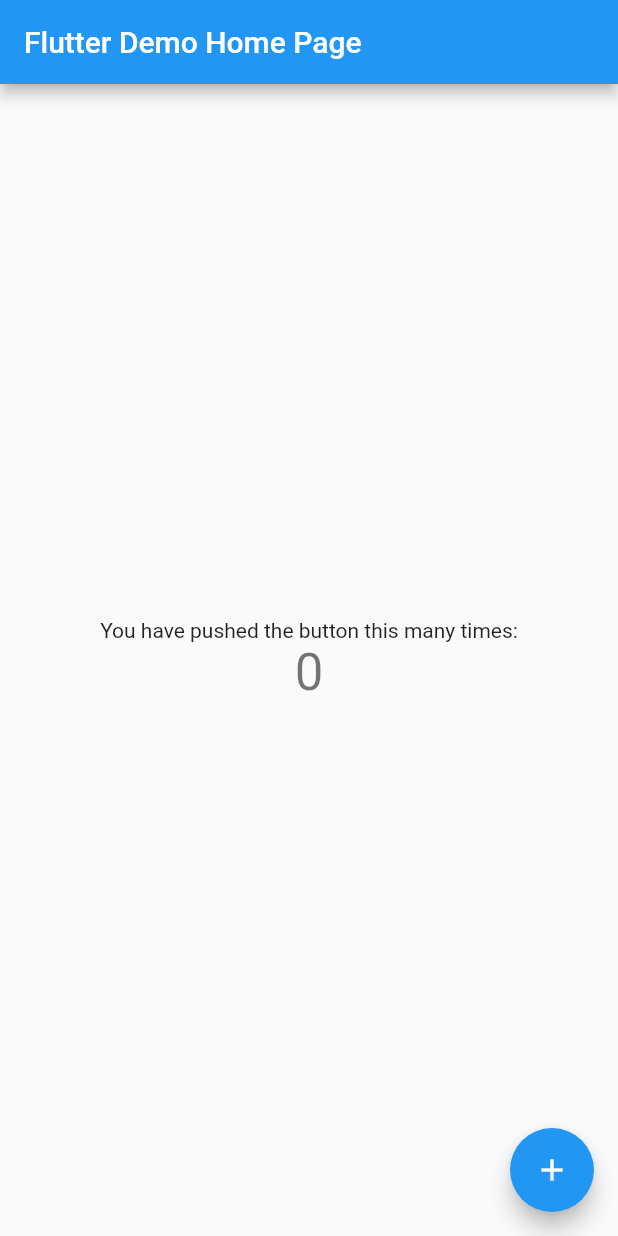
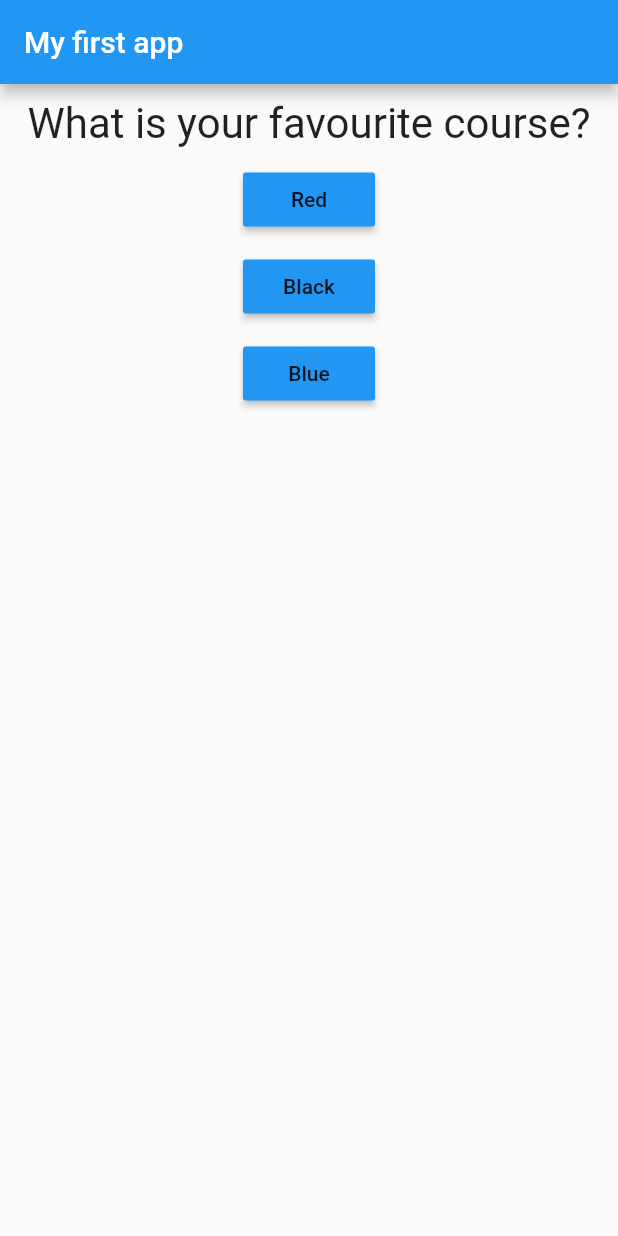
Before and after one commit to agrwl-prankit/quiz_app, a Flutter app: the screen it shows after launch, on a phone screen of 412 x 824 dp. Run offline on Flutter 3.47's test engine with Material 2 defaults, Android fonts, the phone set to English and light mode, and no system bars.

Commit message:
add question.dart, answer.dart, result.dart and quiz.dart

```diff
--- /dev/null
+++ b/lib/answer.dart
@@ -0,0 +1,21 @@
+import 'package:flutter/material.dart';
+
+class Answer extends StatelessWidget {
+  final Function selectHandler;
+  final String answerText;
+
+  Answer(this.selectHandler, this.answerText);
+
+  @override
+  Widget build(BuildContext context) {
+    return Container(
+      //width: double.infinity,
+      padding: EdgeInsets.fromLTRB(0, 10, 0, 0),
+      child: RaisedButton(
+        child: Text(answerText),
+        color: Colors.blue,
+        onPressed: selectHandler,
+      ),
+    );
+  }
+}
--- a/lib/main.dart
+++ b/lib/main.dart
@@ -1,117 +1,76 @@
 import 'package:flutter/material.dart';
+import 'quiz.dart';
+import 'result.dart';
 
-void main() {
-  runApp(MyApp());
-}
+void main() => runApp(MyApp());
 
-class MyApp extends StatelessWidget {
-  // This widget is the root of your application.
+class MyApp extends StatefulWidget {
   @override
-  Widget build(BuildContext context) {
-    return MaterialApp(
-      title: 'Flutter Demo',
-      theme: ThemeData(
-        // This is the theme of your application.
-        //
-        // Try running your application with "flutter run". You'll see the
-        // application has a blue toolbar. Then, without quitting the app, try
-        // changing the primarySwatch below to Colors.green and then invoke
-        // "hot reload" (press "r" in the console where you ran "flutter run",
-        // or simply save your changes to "hot reload" in a Flutter IDE).
-        // Notice that the counter didn't reset back to zero; the application
-        // is not restarted.
-        primarySwatch: Colors.blue,
-        // This makes the visual density adapt to the platform that you run
-        // the app on. For desktop platforms, the controls will be smaller and
-        // closer together (more dense) than on mobile platforms.
-        visualDensity: VisualDensity.adaptivePlatformDensity,
-      ),
-      home: MyHomePage(title: 'Flutter Demo Home Page'),
-    );
+  State<StatefulWidget> createState() {
+    return _MyAppState(); // there is no private and public in flutter, for that we use underscore for private
   }
 }
 
-class MyHomePage extends StatefulWidget {
-  MyHomePage({Key key, this.title}) : super(key: key);
+class _MyAppState extends State<MyApp> {
+  var _qIndex = 0;
+  var _totalScore = 0;
+  final _questions = [
+    {
+      'questionText': 'What is your favourite course?',
+      'answers': [
+        {'text': 'Red', 'score': 5},
+        {'text': 'Black', 'score': 10},
+        {'text': 'Blue', 'score': 8}
+      ],
+    },
+    {
+      'questionText': 'Who is the national animal of india?',
+      'answers': [
+        {'text': 'Lion', 'score': 4},
+        {'text': 'Cat', 'score': 6},
+        {'text': 'Dog', 'score': 9}],
+    },
+    {
+      'questionText': 'Which course are you studying?',
+      'answers': [
+        {'text': 'BBA', 'score': 6},
+        {'text': 'BSC', 'score': 4},
+        {'text': 'BTech', 'score': 8}],
+    },
+  ];
 
-  // This widget is the home page of your application. It is stateful, meaning
-  // that it has a State object (defined below) that contains fields that affect
-  // how it looks.
-
-  // This class is the configuration for the state. It holds the values (in this
-  // case the title) provided by the parent (in this case the App widget) and
-  // used by the build method of the State. Fields in a Widget subclass are
-  // always marked "final".
-
-  final String title;
-
-  @override
-  _MyHomePageState createState() => _MyHomePageState();
-}
-
-class _MyHomePageState extends State<MyHomePage> {
-  int _counter = 0;
-
-  void _incrementCounter() {
+  void _answerQuestion(int score) {
+    _totalScore += score;
+    // // flutter does not automatic update or rebuild ui
     setState(() {
-      // This call to setState tells the Flutter framework that something has
-      // changed in this State, which causes it to rerun the build method below
-      // so that the display can reflect the updated values. If we changed
-      // _counter without calling setState(), then the build method would not be
-      // called again, and so nothing would appear to happen.
-      _counter++;
+      // it force flutter to rebuild ui (not the entire) but written in it
+      _qIndex++;
     });
   }
 
   @override
   Widget build(BuildContext context) {
-    // This method is rerun every time setState is called, for instance as done
-    // by the _incrementCounter method above.
-    //
-    // The Flutter framework has been optimized to make rerunning build methods
-    // fast, so that you can just rebuild anything that needs updating rather
-    // than having to individually change instances of widgets.
-    return Scaffold(
-      appBar: AppBar(
-        // Here we take the value from the MyHomePage object that was created by
-        // the App.build method, and use it to set our appbar title.
-        title: Text(widget.title),
+    return MaterialApp(
+      home: Scaffold(
+        appBar: AppBar(
+          title: Text("My first app"),
+        ),
+        //body: Text("This is my default text"), // text is a widget display on app
+        // body does not allow multiple widget (neither comma separated nor concatenated)
+        // for that we pas multiple widget as a list using column
+        body: _qIndex < _questions.length
+            ? Quiz(
+                questions: _questions,
+                qIndex: _qIndex,
+                answerQuestion: _answerQuestion)
+            : Result(_totalScore),
       ),
-      body: Center(
-        // Center is a layout widget. It takes a single child and positions it
-        // in the middle of the parent.
-        child: Column(
-          // Column is also a layout widget. It takes a list of children and
-          // arranges them vertically. By default, it sizes itself to fit its
-          // children horizontally, and tries to be as tall as its parent.
-          //
-          // Invoke "debug painting" (press "p" in the console, choose the
-          // "Toggle Debug Paint" action from the Flutter Inspector in Android
-          // Studio, or the "Toggle Debug Paint" command in Visual Studio Code)
-          // to see the wireframe for each widget.
-          //
-          // Column has various properties to control how it sizes itself and
-          // how it positions its children. Here we use mainAxisAlignment to
-          // center the children vertically; the main axis here is the vertical
-          // axis because Columns are vertical (the cross axis would be
-          // horizontal).
-          mainAxisAlignment: MainAxisAlignment.center,
-          children: <Widget>[
-            Text(
-              'You have pushed the button this many times:',
-            ),
-            Text(
-              '$_counter',
-              style: Theme.of(context).textTheme.headline4,
-            ),
-          ],
-        ),
-      ),
-      floatingActionButton: FloatingActionButton(
-        onPressed: _incrementCounter,
-        tooltip: 'Increment',
-        child: Icon(Icons.add),
-      ), // This trailing comma makes auto-formatting nicer for build methods.
     );
   }
 }
+
+/*
+  State is data/ information used by app.
+  1. AppState: Authenticated Users, Loaded jobs......
+  2. WidgetState: current user input, show properties (loading spinner, etc..)...
+*/
--- /dev/null
+++ b/lib/question.dart
@@ -0,0 +1,19 @@
+import 'package:flutter/material.dart';
+
+class Question extends StatelessWidget {
+  final String questionText;
+
+  Question(this.questionText);
+
+  @override
+  Widget build(BuildContext context) {
+    return Container(
+      // return container if more than 1 element needed
+      margin: EdgeInsets.fromLTRB(0, 10, 0, 0),
+      width: double.infinity,
+      // set the width to match_parent
+      child: Text(questionText,
+          style: TextStyle(fontSize: 28), textAlign: TextAlign.center),
+    );
+  }
+}
--- /dev/null
+++ b/lib/quiz.dart
@@ -0,0 +1,28 @@
+import 'package:flutter/material.dart';
+import 'question.dart';
+import 'answer.dart';
+
+class Quiz extends StatelessWidget {
+  final List<Map<String, Object>> questions;
+  final int qIndex;
+  final Function answerQuestion;
+
+  Quiz(
+      {@required this.questions,
+      @required this.qIndex,
+      @required this.answerQuestion});
+
+  @override
+  Widget build(BuildContext context) {
+    return Column(
+      children: [
+        Question(
+          questions[qIndex]['questionText'],
+        ),
+        ...(questions[qIndex]['answers'] as List<Map<String, Object>>).map((answer) {
+          return Answer(() => answerQuestion(answer['score']), answer['text']);
+        }).toList()
+      ],
+    );
+  }
+}
--- /dev/null
+++ b/lib/result.dart
@@ -0,0 +1,13 @@
+import 'package:flutter/material.dart';
+
+class Result extends StatelessWidget{
+
+  final int resultScore;
+
+  Result(this.resultScore);
+
+  @override
+  Widget build(BuildContext context) {
+    return Center(child: Text('Question complete. \n Your total score is : $resultScore'));
+  }
+}
--- a/pubspec.yaml
+++ b/pubspec.yaml
@@ -23,6 +23,7 @@ environment:
 dependencies:
   flutter:
     sdk: flutter
+  fluttertoast: ^7.1.6
 
 
   # The following adds the Cupertino Icons font to your application.
```
Also changed, not shown: pubspec.lock, 1 other file.
